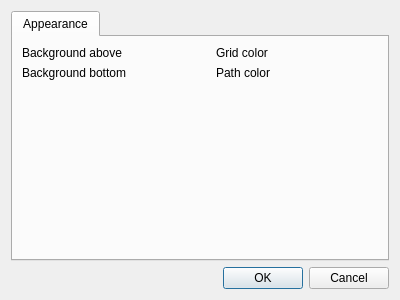
HARMONI-CAB/RayZaler, file RZGUI/SettingsDialog.ui: the form before one commit.
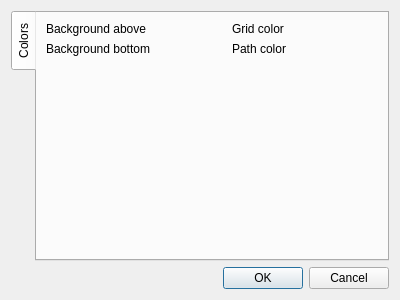
The form after the commit.

What changed in the file:
```diff
--- a/RZGUI/SettingsDialog.ui
+++ b/RZGUI/SettingsDialog.ui
@@ -16,8 +16,11 @@
   <layout class="QGridLayout" name="gridLayout">
    <item row="0" column="0">
     <widget class="QTabWidget" name="tabWidget">
+     <property name="styleSheet">
+      <string notr="true"/>
+     </property>
      <property name="tabPosition">
-      <enum>QTabWidget::North</enum>
+      <enum>QTabWidget::West</enum>
      </property>
      <property name="currentIndex">
       <number>0</number>
@@ -27,7 +30,7 @@
      </property>
      <widget class="QWidget" name="tab">
       <attribute name="title">
-       <string>Appearance</string>
+       <string>Colors</string>
       </attribute>
       <layout class="QGridLayout" name="gridLayout_2">
        <item row="0" column="0">
@@ -37,13 +40,6 @@
          </property>
         </widget>
        </item>
-       <item row="0" column="3">
-        <widget class="QLabel" name="label_3">
-         <property name="text">
-          <string>Grid color</string>
-         </property>
-        </widget>
-       </item>
        <item row="3" column="4">
         <widget class="QWidget" name="widget_4" native="true"/>
        </item>
@@ -67,16 +63,23 @@
          </property>
         </widget>
        </item>
-       <item row="1" column="3">
-        <widget class="QLabel" name="label_4">
-         <property name="text">
-          <string>Path color</string>
-         </property>
-        </widget>
-       </item>
        <item row="3" column="1">
         <widget class="QWidget" name="widget_2" native="true"/>
        </item>
+       <item row="0" column="2">
+        <widget class="QLabel" name="label_3">
+         <property name="text">
+          <string>Grid color</string>
+         </property>
+        </widget>
+       </item>
+       <item row="1" column="2">
+        <widget class="QLabel" name="label_4">
+         <property name="text">
+          <string>Path color</string>
+         </property>
+        </widget>
+       </item>
       </layout>
      </widget>
     </widget>
```
Left out of the diff: 2 changed lines with no effect on the pictures.
